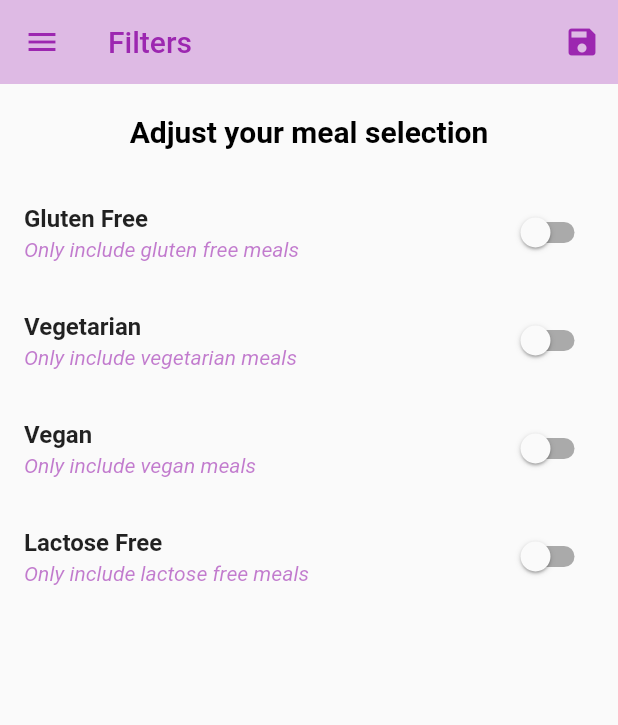
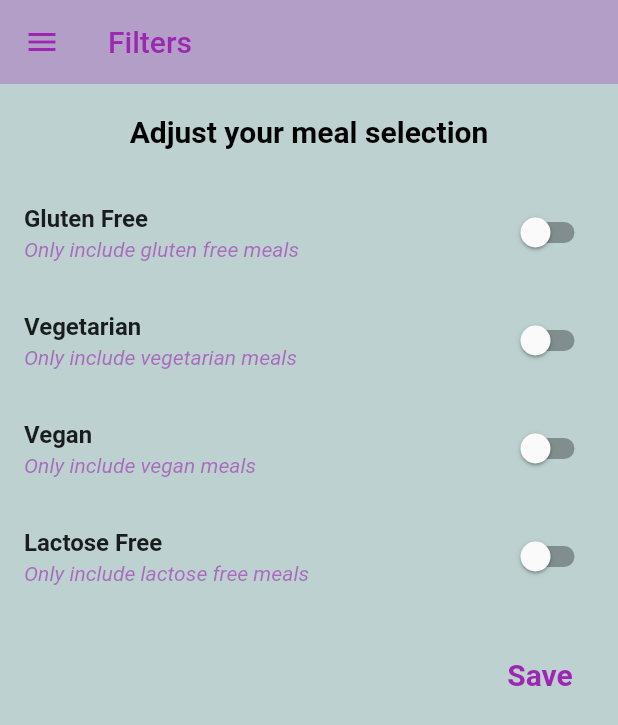
Before and after one commit to Bildad0/Flutter-Apps, a Flutter app: the screen it shows after launch, in the side drawer, after a tap on "Filters", on a phone screen of 412 x 824 dp. Shown: the top 725 px of the screen. Run offline on Flutter 3.47's test engine with Material 2 defaults, Android fonts, the phone set to English and light mode, and no system bars; our stand-ins replace flutter_dotenv; missing offline and left inert: mongo_dart.

Commit message:
updates and fixes

```diff
--- a/lib/MealApp/screens/filters_screen.dart
+++ b/lib/MealApp/screens/filters_screen.dart
@@ -1,6 +1,7 @@
 // ignore_for_file: prefer_typing_uninitialized_variables
 
 import 'package:flutter/material.dart';
+import '../widgets/alert.dart';
 
 import '../widgets/main_drawer.dart';
 
@@ -36,25 +37,12 @@ class _FilterScreenState extends State<FilterScreen> {
   @override
   Widget build(BuildContext context) {
     return Scaffold(
+      backgroundColor: Theme.of(context).backgroundColor,
       appBar: AppBar(
         backgroundColor: Theme.of(context).primaryColor.withOpacity(0.3),
         foregroundColor: Theme.of(context).primaryColor,
         elevation: 0,
         title: const Text("Filters"),
-        actions: [
-          IconButton(
-              onPressed: () {
-                final selectedFilters = {
-                  'gluten': _glutenFree,
-                  'lactose': _lactoseFree,
-                  'vegan': _vegan,
-                  'vegetarian': _vegetarian
-                };
-
-                widget.saveFilters(selectedFilters);
-              },
-              icon: const Icon(Icons.save))
-        ],
       ),
       drawer: const MainDrawer(),
       body: Column(
@@ -159,7 +147,41 @@ class _FilterScreenState extends State<FilterScreen> {
                   ),
                 ),
               ],
-          ))
+            ),
+          ),
+          Row(
+            mainAxisAlignment: MainAxisAlignment.end,
+            children: [
+              Container(
+                margin: const EdgeInsets.fromLTRB(30, 5, 20, 350),
+                child: TextButton(
+                  onPressed: () {
+                    final selectedFilters = {
+                      'gluten': _glutenFree,
+                      'lactose': _lactoseFree,
+                      'vegan': _vegan,
+                      'vegetarian': _vegetarian
+                    };
+
+                    widget.saveFilters(selectedFilters);
+                    //TODO work on the alertBox.
+                    alertBox(
+                      context,
+                      Icons.info_outline,
+                      'Filters $selectedFilters saved',
+                    );
+                  },
+                  child: const Text(
+                    'Save',
+                    style: TextStyle(
+                      fontWeight: FontWeight.bold,
+                      fontSize: 20,
+                    ),
+                  ),
+                ),
+              ),
+            ],
+          ),
         ],
       ),
     );
--- a/lib/MealApp/screens/meal_detail_screen.dart
+++ b/lib/MealApp/screens/meal_detail_screen.dart
@@ -144,7 +144,9 @@ class _MealDetailScreenState extends State<MealDetailScreen> {
                         backgroundColor: _bgColor,
                         child: Text(
                           "${index + 1}",
-                          style: const TextStyle(color: Colors.white),
+                          style: const TextStyle(
+                            color: Colors.white,
+                          ),
                         ),
                       ),
                       title: Text(selectedMeal.steps[index]),
--- /dev/null
+++ b/lib/MealApp/widgets/alert.dart
@@ -0,0 +1,15 @@
+import 'package:flutter/material.dart';
+
+Widget alertBox(context, IconData icon, String message) {
+  return AlertDialog(
+    content: Text(message),
+    icon: Icon(icon),
+    elevation: 8,
+    backgroundColor: Theme.of(context).backgroundColor,
+    iconColor: Theme.of(context).primaryColor,
+    contentTextStyle: TextStyle(
+      color: Theme.of(context).primaryColor,
+      fontStyle: FontStyle.italic,
+    ),
+  );
+}
--- a/lib/MealApp/widgets/main_drawer.dart
+++ b/lib/MealApp/widgets/main_drawer.dart
@@ -25,6 +25,59 @@ class MainDrawer extends StatelessWidget {
   //   );
   // }
 
+  Widget buildTop(context, IconData icon, String text) {
+    return Container(
+      color: Theme.of(context).primaryColor.withOpacity(0.4),
+      height: 120,
+      width: double.infinity,
+      padding: const EdgeInsets.all(20),
+      alignment: Alignment.bottomCenter,
+      child: Column(children: [
+        Icon(
+          icon,
+          color: Theme.of(context).primaryColor,
+          size: 30,
+        ),
+        Text(
+          text,
+          style: TextStyle(
+            fontWeight: FontWeight.w900,
+            fontSize: 26,
+            fontStyle: FontStyle.italic,
+            color: Theme.of(context).primaryColor,
+          ),
+        ),
+      ]),
+    );
+  }
+
+  Widget buildBottomContainer(context, IconData icon, String text) {
+    return Container(
+      margin: const EdgeInsets.fromLTRB(30, 5, 20, 10),
+      child: Row(
+        crossAxisAlignment: CrossAxisAlignment.center,
+        mainAxisAlignment: MainAxisAlignment.start,
+        children: [
+          Icon(
+            icon,
+            size: 20,
+            color: Theme.of(context).primaryColor,
+          ),
+          const SizedBox(
+            width: 5,
+          ),
+          Text(
+            text,
+            style: TextStyle(
+              color: Theme.of(context).primaryColor,
+              fontWeight: FontWeight.bold,
+            ),
+          ),
+        ],
+      ),
+    );
+  }
+
   @override
   Widget build(BuildContext context) {
     return Drawer(
@@ -33,22 +86,7 @@ class MainDrawer extends StatelessWidget {
       backgroundColor: Theme.of(context).backgroundColor,
       child: Column(
         children: [
-          Container(
-            color: Theme.of(context).primaryColor.withOpacity(0.4),
-            height: 120,
-            width: double.infinity,
-            padding: const EdgeInsets.all(20),
-            alignment: Alignment.centerLeft,
-            child: Text(
-              "Awuor's Cafe",
-              style: TextStyle(
-                fontWeight: FontWeight.w900,
-                fontSize: 26,
-                fontStyle: FontStyle.italic,
-                color: Theme.of(context).primaryColor,
-              ),
-            ),
-          ),
+          buildTop(context, Icons.hotel_class_outlined, "The Cafe"),
           const SizedBox(
             height: 20,
           ),
@@ -89,6 +127,14 @@ class MainDrawer extends StatelessWidget {
                   .pushReplacementNamed(FilterScreen.routeName);
             },
           ),
+          Expanded(
+            child: Column(),
+          ),
+          buildBottomContainer(
+            context,
+            Icons.info_outline_rounded,
+            "Made in Africa",
+          ),
         ],
       ),
     );
```
Lines whose indentation alone changed are shown as unchanged.
